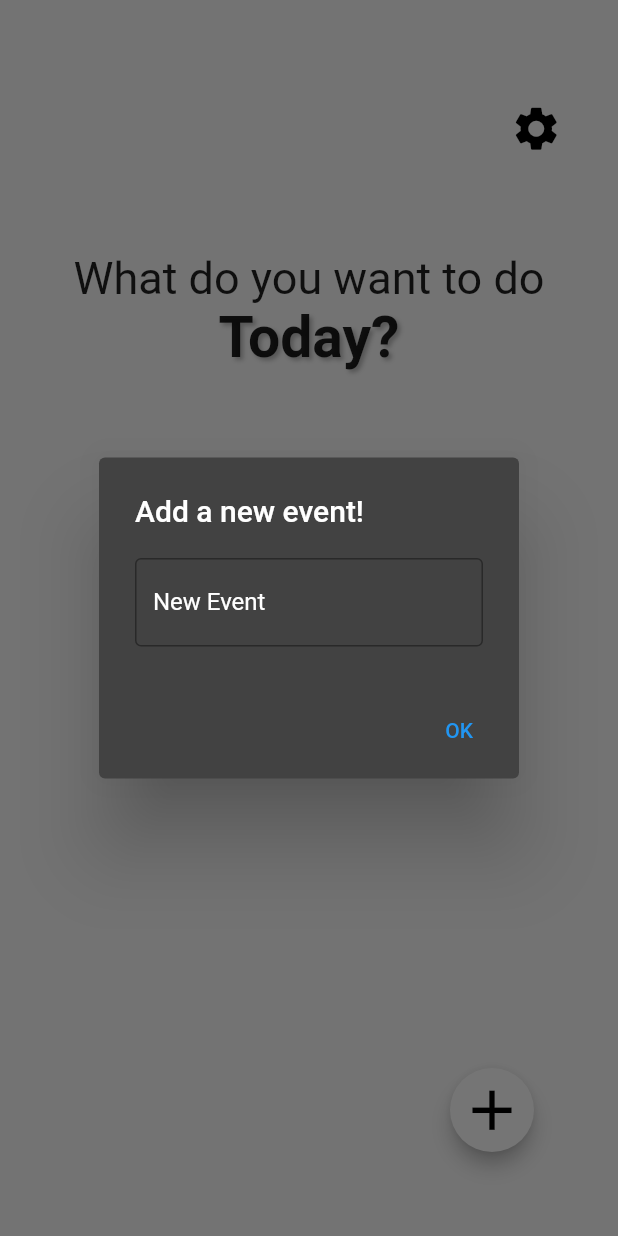
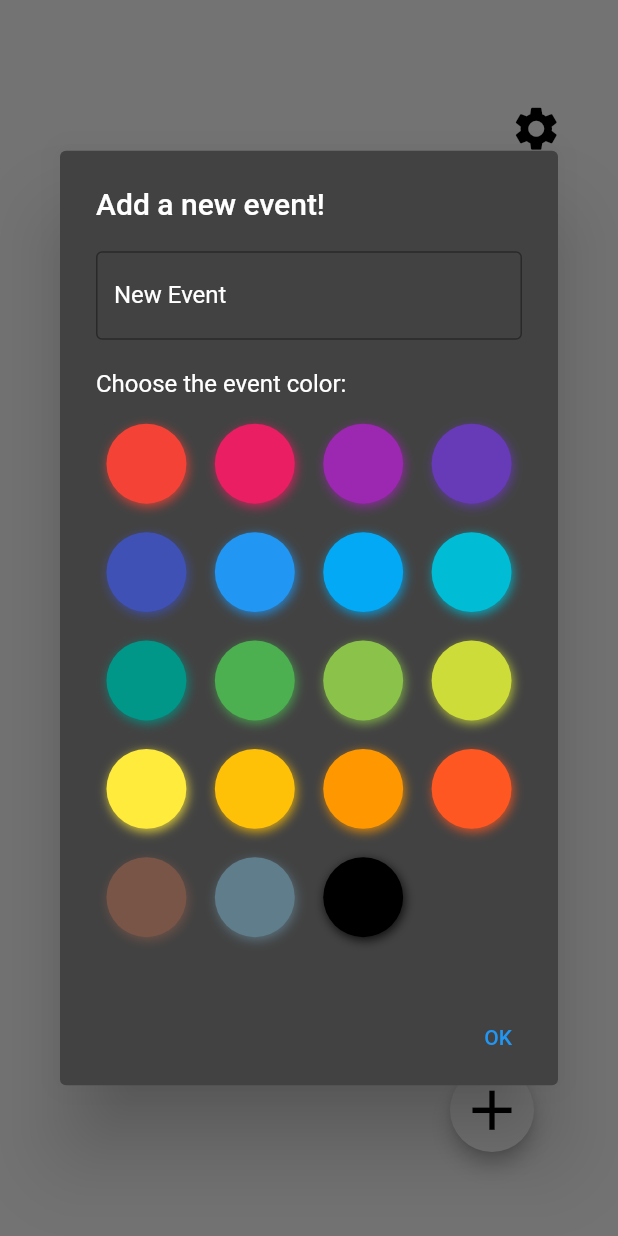
Before and after one commit to vpurohith/Today-Flutter, a Flutter app: the screen it shows after launch, after a tap on the "add" icon, on a phone screen of 412 x 824 dp. Run offline on Flutter 3.47's test engine with Material 2 defaults, Android fonts, the phone set to English and light mode, and no system bars; drawn by our look-alikes of flutter_colorpicker; our stand-ins replace adaptive_theme, hive, hive_flutter; accounts and stored records are empty.

Commit message:
added changing event name and colorful events

```diff
--- a/lib/event.dart
+++ b/lib/event.dart
@@ -1,4 +1,5 @@
 import 'package:hive/hive.dart';
+import 'package:flutter/material.dart';
 part 'event.g.dart';
 
 @HiveType(typeId: 0)
@@ -12,5 +13,12 @@ class Event extends HiveObject {
   @HiveField(2)
   String color;
 
-  Event({required this.title, required this.color});
+  @HiveField(3)
+  int? realColor;
+
+  Event({
+    required this.title,
+    required this.color,
+    required this.realColor,
+  });
 }
--- a/lib/listview.dart
+++ b/lib/listview.dart
@@ -3,19 +3,33 @@ import 'package:hive/hive.dart';
 import 'package:hive_flutter/hive_flutter.dart';
 import 'package:today/boxes.dart';
 import 'package:today/event.dart';
+import 'globals.dart' as globals;
 
 class EventListView extends StatelessWidget {
   const EventListView({
     Key? key,
-    required this.entries,
-    required this.colorCodes,
   }) : super(key: key);
-
-  final List<String> entries;
-  final List<int> colorCodes;
 
   @override
   Widget build(BuildContext context) {
+    late String title;
+    late String color = 'test';
+
+    Color pickerColor = Color(0xff443a49);
+    Color currentColor = Color(0xff443a49);
+
+    void _onEventChange(index, title, color) {
+      Box<Event> eventBox = Hive.box<Event>(HiveBoxes.event);
+      eventBox.putAt(
+          index,
+          Event(
+            title: title,
+            color: color,
+            realColor: pickerColor.value,
+          ));
+    }
+
+    TextEditingController nameController = TextEditingController();
     return Expanded(
       child: ValueListenableBuilder(
         valueListenable: Hive.box<Event>(HiveBoxes.event).listenable(),
@@ -36,12 +50,38 @@ class EventListView extends StatelessWidget {
                         context: context,
                         builder: (BuildContext context) => AlertDialog(
                           title: Text(res?.title ?? 'Error!'),
-                          content: const Text('Add event options here',
-                              style: TextStyle()),
+                          content: Column(
+                            children: [
+                              TextField(
+                                controller: nameController,
+                                style: TextStyle(
+                                    color: globals.darkMode
+                                        ? Colors.black
+                                        : Colors.white),
+                                decoration: InputDecoration(
+                                  border: const OutlineInputBorder(),
+                                  labelText: 'Change Event Name',
+                                  labelStyle: TextStyle(
+                                      color: globals.darkMode
+                                          ? Colors.black
+                                          : Colors.white),
+                                ),
+                              ),
+                            ],
+                          ),
                           actions: <Widget>[
                             TextButton(
                               onPressed: () => {
+                                Navigator.pop(context, 'Cancel'),
+                              },
+                              child: const Text('Cancel'),
+                            ),
+                            TextButton(
+                              onPressed: () => {
                                 Navigator.pop(context, 'OK'),
+                                title = nameController.text,
+                                _onEventChange(index, title, color),
+                                nameController.clear(),
                               },
                               child: const Text('OK'),
                             ),
@@ -53,9 +93,9 @@ class EventListView extends StatelessWidget {
                       elevation: 3.0,
                       child: Container(
                         height: 50,
-                        color: Colors.red[200],
+                        color: Color(res!.realColor!),
                         child: Center(
-                          child: Text(res!.title),
+                          child: Text(res.title),
                         ),
                       ),
                     ),
--- a/lib/main.dart
+++ b/lib/main.dart
@@ -39,18 +39,18 @@ class MyApp extends StatefulWidget {
 class _MyAppState extends State<MyApp> {
   TextEditingController nameController = TextEditingController();
 
-  List<String> entries = <String>[];
-  List<int> colorCodes = <int>[];
-
-  void addItemToList() {
-    setState(() {
-      entries.insert(entries.length, nameController.text);
-      colorCodes.insert(colorCodes.length, 200);
-    });
+  void _onFormSubmit() {
+    Box<Event> eventBox = Hive.box<Event>(HiveBoxes.event);
+    eventBox.add(Event(
+      title: title,
+      color: color,
+      realColor: currColor.value,
+    ));
   }
 
   late String title;
   late String color;
+  late Color currColor = pickerColor;
 
   Color pickerColor = Color(0xff443a49);
   Color currentColor = Color(0xff443a49);
@@ -62,33 +62,25 @@ class _MyAppState extends State<MyApp> {
   @override
   Widget build(BuildContext context) {
     return AdaptiveTheme(
-      light: ThemeData(
-        brightness: Brightness.light,
-        primarySwatch: Colors.red,
-      ),
+      light:
+          ThemeData(brightness: Brightness.light, primarySwatch: Colors.blue),
       dark: ThemeData(
         brightness: Brightness.dark,
-        primarySwatch: Colors.red,
+        primarySwatch: Colors.blue,
       ),
       initial: widget.savedThemeMode ?? AdaptiveThemeMode.light,
       builder: (theme, darkTheme) => MaterialApp(
         theme: theme,
         home: Scaffold(
+          resizeToAvoidBottomInset: false,
           body: ValueListenableBuilder(
               valueListenable: Hive.box<Event>(HiveBoxes.event).listenable(),
               builder: (context, box, widget) {
                 return Column(
-                  children: [
-                    const SettingsButton(),
-                    /*
-                    SingleChildScrollView(
-                      child: BlockPicker(
-                        pickerColor: currentColor,
-                        onColorChanged: changeColor,
-                      ),
-                    ), */
-                    const TopText(),
-                    EventListView(entries: entries, colorCodes: colorCodes)
+                  children: const [
+                    SettingsButton(),
+                    TopText(),
+                    EventListView()
                   ],
                 );
               }),
@@ -110,27 +102,55 @@ class _MyAppState extends State<MyApp> {
                             color: globals.darkMode
                                 ? Colors.black
                                 : Colors.white)),
-                    content: TextField(
+                    content: SingleChildScrollView(
+                        // new line
+                        child: Column(
+                      mainAxisSize: MainAxisSize.min,
+                      children: [
+                        TextField(
                           controller: nameController,
                           style: TextStyle(
-                          color:
-                              globals.darkMode ? Colors.black : Colors.white),
+                              color: globals.darkMode
+                                  ? Colors.black
+                                  : Colors.white),
                           decoration: InputDecoration(
                             border: const OutlineInputBorder(),
                             labelText: 'New Event',
                             labelStyle: TextStyle(
-                            color:
-                                globals.darkMode ? Colors.black : Colors.white),
+                                color: globals.darkMode
+                                    ? Colors.black
+                                    : Colors.white),
                           ),
                         ),
+                        Align(
+                          alignment: Alignment.centerLeft,
+                          child: Container(
+                            margin: const EdgeInsets.only(top: 20.0),
+                            child: Text('Choose the event color: ',
+                                style: TextStyle(
+                                    color: globals.darkMode
+                                        ? Colors.black
+                                        : Colors.white)),
+                          ),
+                        ),
+                        Container(
+                          margin: const EdgeInsets.only(top: 10.0),
+                          child: BlockPicker(
+                            pickerColor: currentColor,
+                            onColorChanged: changeColor,
+                          ),
+                        ),
+                      ],
+                    )),
                     actions: <Widget>[
                       TextButton(
                         onPressed: () => {
                           Navigator.pop(context, 'OK'),
                           title = nameController.text,
-                          color = '200',
+                          color = pickerColor.toString(),
+                          currColor = pickerColor,
                           _onFormSubmit(),
-                          addItemToList(),
+                          nameController.clear(),
                         },
                         child: const Text('OK'),
                       ),
@@ -151,9 +171,4 @@ class _MyAppState extends State<MyApp> {
       ),
     );
   }
-
-  void _onFormSubmit() {
-    Box<Event> eventBox = Hive.box<Event>(HiveBoxes.event);
-    eventBox.add(Event(title: title, color: color));
 }
-}
--- a/lib/toptext.dart
+++ b/lib/toptext.dart
@@ -7,7 +7,6 @@ class TopText extends StatelessWidget {
     return Column(
       children: [
         Container(
-          // color: Colors.pink,
           margin: const EdgeInsets.only(top: 60.0),
           child: Column(
             children: <Widget>[
```
Also changed, not shown: lib/event.g.dart, 1 other file. Lines whose indentation alone changed are shown as unchanged.
